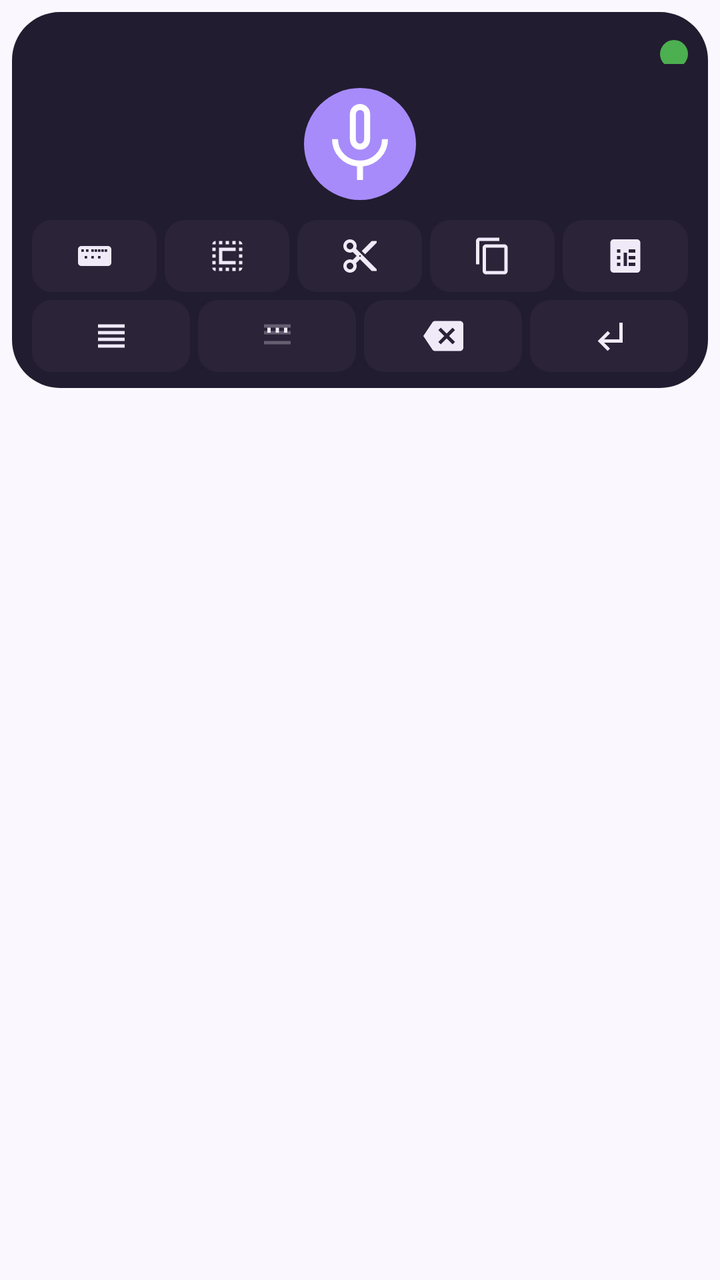
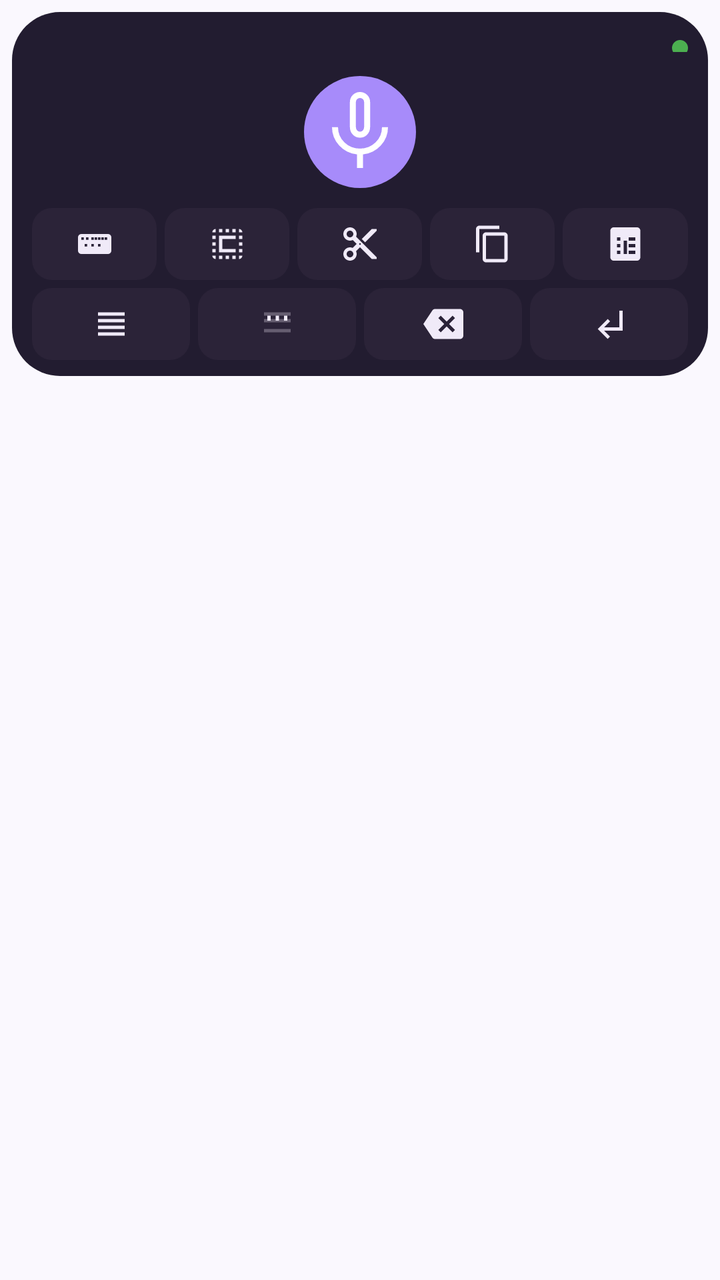

Screens rendered from an Android XML layout before and after an edit, with the pre-edit source and the edit as a unified diff.
<!-- AndroidManifest.xml: application theme Theme.WhisperGroq.ActionBar -->
<!-- res/layout/voice_service.xml -->
<?xml version="1.0" encoding="utf-8"?>
<LinearLayout xmlns:android="http://schemas.android.com/apk/res/android"
    android:layout_width="match_parent"
    android:layout_height="wrap_content"
    android:orientation="vertical"
    android:clipToPadding="false"
    android:padding="6dp">

    <LinearLayout
        android:layout_width="match_parent"
        android:layout_height="wrap_content"
        android:orientation="vertical"
        android:background="@drawable/keyboard_bg"
        android:padding="8dp">

        
        <LinearLayout
            android:layout_width="match_parent"
            android:layout_height="wrap_content"
            android:orientation="horizontal"
            android:gravity="center_vertical|end"
            android:layout_marginBottom="6dp">

            <ImageButton
                android:id="@+id/btnStatus"
                android:layout_width="14dp"
                android:layout_height="14dp"
                android:layout_marginTop="4dp"
                android:layout_marginEnd="2dp"
                android:background="@drawable/status_led_idle"
                android:contentDescription="Status"
                android:scaleType="fitCenter"/>

            <TextView
                android:id="@+id/tv_status"
                android:visibility="gone"
                android:gravity="center"
                android:layout_width="0dp"
                android:layout_weight="1"
                android:layout_height="wrap_content"
                android:paddingHorizontal="10dp"
                android:textSize="14sp"
                android:textColor="@color/ime_text_primary" />
        </LinearLayout>

        
        <ImageButton
            android:id="@+id/btnRecord"
            android:layout_width="56dp"
            android:layout_height="56dp"
            android:layout_gravity="center_horizontal"
            android:layout_marginVertical="6dp"
            android:background="@drawable/kb_mic_button"
            android:padding="14dp"
            android:src="@drawable/ic_mic_48dp"
            android:contentDescription="@string/record_button"/>

        
        <LinearLayout
            android:layout_width="match_parent"
            android:layout_height="wrap_content"
            android:orientation="horizontal"
            android:layout_marginTop="4dp">

            <ImageButton
                android:id="@+id/btnKeyboard"
                android:layout_width="0dp"
                android:layout_height="36dp"
                android:layout_weight="1"
                android:layout_marginStart="2dp"
                android:layout_marginEnd="2dp"
                android:background="@drawable/kb_button"
                android:padding="8dp"
                android:scaleType="fitCenter"
                android:src="@drawable/ic_keyboard_36dp"
                android:contentDescription="@string/exit_button"/>

            <ImageButton
                android:id="@+id/btnSelectAll"
                android:layout_width="0dp"
                android:layout_height="36dp"
                android:layout_weight="1"
                android:layout_marginStart="2dp"
                android:layout_marginEnd="2dp"
                android:background="@drawable/kb_button"
                android:padding="8dp"
                android:scaleType="fitCenter"
                android:src="@drawable/ic_select_all_24dp"
                android:contentDescription="Select all"/>

            <ImageButton
                android:id="@+id/btnCut"
                android:layout_width="0dp"
                android:layout_height="36dp"
                android:layout_weight="1"
                android:layout_marginStart="2dp"
                android:layout_marginEnd="2dp"
                android:background="@drawable/kb_button"
                android:padding="8dp"
                android:scaleType="fitCenter"
                android:src="@drawable/ic_cut_24dp"
                android:contentDescription="Cut"/>

            <ImageButton
                android:id="@+id/btnCopy"
                android:layout_width="0dp"
                android:layout_height="36dp"
                android:layout_weight="1"
                android:layout_marginStart="2dp"
                android:layout_marginEnd="2dp"
                android:background="@drawable/kb_button"
                android:padding="8dp"
                android:scaleType="fitCenter"
                android:src="@drawable/ic_copy_24dp"
                android:contentDescription="Copy"/>

            <ImageButton
                android:id="@+id/btnPaste"
                android:layout_width="0dp"
                android:layout_height="36dp"
                android:layout_weight="1"
                android:layout_marginStart="2dp"
                android:layout_marginEnd="2dp"
                android:background="@drawable/kb_button"
                android:padding="8dp"
                android:scaleType="fitCenter"
                android:src="@drawable/ic_paste_24dp"
                android:contentDescription="Paste"/>
        </LinearLayout>

        
        <LinearLayout
            android:layout_width="match_parent"
            android:layout_height="wrap_content"
            android:orientation="horizontal"
            android:layout_marginTop="4dp">

            <ImageButton
                android:id="@+id/btnPunctuation"
                android:layout_width="0dp"
                android:layout_height="36dp"
                android:layout_weight="1"
                android:layout_marginStart="2dp"
                android:layout_marginEnd="2dp"
                android:background="@drawable/kb_button"
                android:padding="8dp"
                android:scaleType="fitCenter"
                android:src="@drawable/ic_punctuation_24dp"
                android:contentDescription="Punctuation"/>

            <ImageButton
                android:id="@+id/btnNumbers"
                android:layout_width="0dp"
                android:layout_height="36dp"
                android:layout_weight="1"
                android:layout_marginStart="2dp"
                android:layout_marginEnd="2dp"
                android:background="@drawable/kb_button"
                android:padding="8dp"
                android:scaleType="fitCenter"
                android:src="@drawable/ic_numbers_24dp"
                android:contentDescription="Numbers"/>

            <ImageButton
                android:id="@+id/btnDel"
                android:layout_width="0dp"
                android:layout_height="36dp"
                android:layout_weight="1"
                android:layout_marginStart="2dp"
                android:layout_marginEnd="2dp"
                android:background="@drawable/kb_button"
                android:padding="8dp"
                android:scaleType="fitCenter"
                android:src="@drawable/ic_keyboard_del_48dp"
                android:contentDescription="@string/delete_button"/>

            <ImageButton
                android:id="@+id/btnEnter"
                android:layout_width="0dp"
                android:layout_height="36dp"
                android:layout_weight="1"
                android:layout_marginStart="2dp"
                android:layout_marginEnd="2dp"
                android:background="@drawable/kb_button"
                android:padding="8dp"
                android:scaleType="fitCenter"
                android:src="@drawable/ic_keyboard_return_48dp"
                android:contentDescription="@string/return_button"/>
        </LinearLayout>

    </LinearLayout>
</LinearLayout>
<!-- resources referenced by this layout -->
<resources>
  <color name="ime_text_primary">#F0EAF8</color>
  <!-- drawable ic_copy_24dp (drawable) -->
  <vector xmlns:android="http://schemas.android.com/apk/res/android"
      android:width="24dp" android:height="24dp"
      android:viewportWidth="24" android:viewportHeight="24">
    <path android:fillColor="@color/ime_text_primary"
      android:pathData="M16,1H4C2.9,1 2,1.9 2,3v14h2V3h12V1zM19,5H8C6.9,5 6,5.9 6,7v14c0,1.1 0.9,2 2,2h11c1.1,0 2,-0.9 2,-2V7c0,-1.1 -0.9,-2 -2,-2zM19,21H8V7h11v14z"/>
  </vector>
  <!-- drawable ic_keyboard_return_48dp (drawable) -->
  <vector xmlns:android="http://schemas.android.com/apk/res/android"
      android:width="24dp"
      android:height="24dp"
      android:viewportWidth="24"
      android:viewportHeight="24">
    <path
        android:fillColor="@color/ime_text_primary"
        android:pathData="M11,9l1.42,1.42L8.83,14H18V4h2v12H8.83l3.59,3.58L11,21l-6,-6 6,-6z"/>
  </vector>
  <!-- drawable ic_numbers_24dp (drawable) -->
  <vector xmlns:android="http://schemas.android.com/apk/res/android"
      android:width="24dp" android:height="24dp"
      android:viewportWidth="24" android:viewportHeight="24">
    <path android:fillColor="@color/ime_text_primary"
      android:pathData="M4,17h16v-2H4v2zM4,11h16V9H4v2zM4,5v2h16V5H4z" android:fillAlpha="0.3"/>
    <path android:fillColor="@color/ime_text_primary"
      android:pathData="M6,7h2v3H6V7zM11,7h2v3h-2V7zM16,7h2v3h-2V7z"/>
  </vector>
  <!-- drawable ic_paste_24dp (drawable) -->
  <vector xmlns:android="http://schemas.android.com/apk/res/android"
      android:width="24dp" android:height="24dp"
      android:viewportWidth="24" android:viewportHeight="24">
    <path android:fillColor="@color/ime_text_primary"
      android:pathData="M19,2H5C3.9,2 3,2.9 3,4v16c0,1.1 0.9,2 2,2h14c1.1,0 2,-0.9 2,-2V4c0,-1.1 -0.9,-2 -2,-2zM9,18H7v-2h2v2zM9,14H7v-2h2v2zM9,10H7V8h2v2zM13,18h-2v-8h2v8zM18,18h-4v-2h4v2zM18,14h-4v-2h4v2zM18,10h-4V8h4v2z"/>
  </vector>
  <!-- drawable ic_punctuation_24dp (drawable) -->
  <vector xmlns:android="http://schemas.android.com/apk/res/android"
      android:width="24dp" android:height="24dp"
      android:viewportWidth="24" android:viewportHeight="24">
    <path android:fillColor="@color/ime_text_primary"
      android:pathData="M4,9h16v2H4V9zM4,13h16v2H4v-2zM4,5h16v2H4V5zM4,17h16v2H4v-2z"/>
  </vector>
  <!-- drawable kb_mic_button (drawable) -->
  <?xml version="1.0" encoding="utf-8"?>
  <selector xmlns:android="http://schemas.android.com/apk/res/android">
      <item android:state_pressed="true">
          <shape android:shape="oval">
              <solid android:color="@color/recording" />
          </shape>
      </item>
      <item>
          <shape android:shape="oval">
              <solid android:color="@color/ime_accent" />
          </shape>
      </item>
  </selector>
  <!-- drawable keyboard_bg (drawable) -->
  <?xml version="1.0" encoding="utf-8"?>
  <shape xmlns:android="http://schemas.android.com/apk/res/android">
      <solid android:color="@color/ime_surface" />
      <corners android:radius="24dp" />
  </shape>
  <!-- drawable status_led_idle (drawable) -->
  <?xml version="1.0" encoding="utf-8"?>
  <shape xmlns:android="http://schemas.android.com/apk/res/android" android:shape="oval">
      <solid android:color="#4CAF50"/>
      <size android:width="16dp" android:height="16dp"/>
  </shape>
  <string name="delete_button">Delete</string>
  <string name="exit_button">Exit</string>
  <string name="record_button">Record</string>
  <string name="return_button">Return</string>
  <color name="colorAccent">#7C3AED</color>
  <color name="ime_surface_container_high">#2B2338</color>
  <color name="recording">#DC2626</color>
  <color name="ime_accent">#A78BFA</color>
  <color name="ime_surface">#221C30</color>
  <color name="colorAccentDark">#5B21B6</color>
  <color name="surface">#FFFFFF</color>
  <color name="text_primary">#1E1B29</color>
  <color name="windowBackground">#FAF8FE</color>
  <color name="text_secondary">#6B6385</color>
</resources>

<!-- the commit's change to res/layout/voice_service.xml (unified diff, before → after) -->
@@ -23,8 +23,8 @@
 
             <ImageButton
                 android:id="@+id/btnStatus"
-                android:layout_width="14dp"
-                android:layout_height="14dp"
+                android:layout_width="8dp"
+                android:layout_height="8dp"
                 android:layout_marginTop="4dp"
                 android:layout_marginEnd="2dp"
                 android:background="@drawable/status_led_idle"
